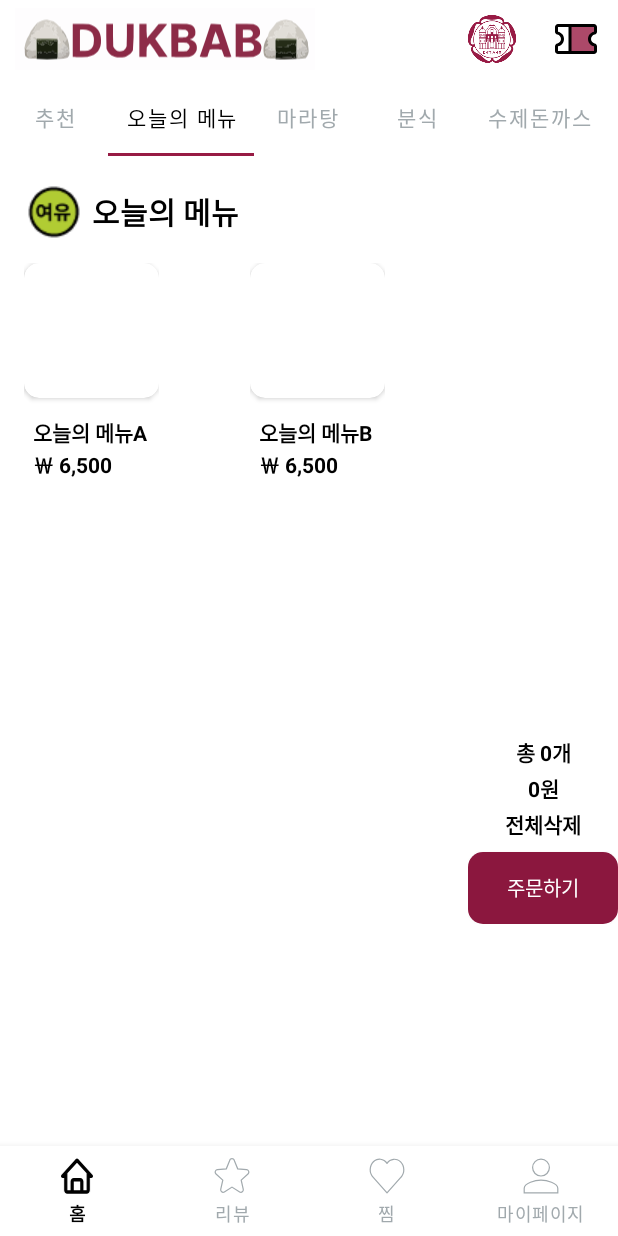
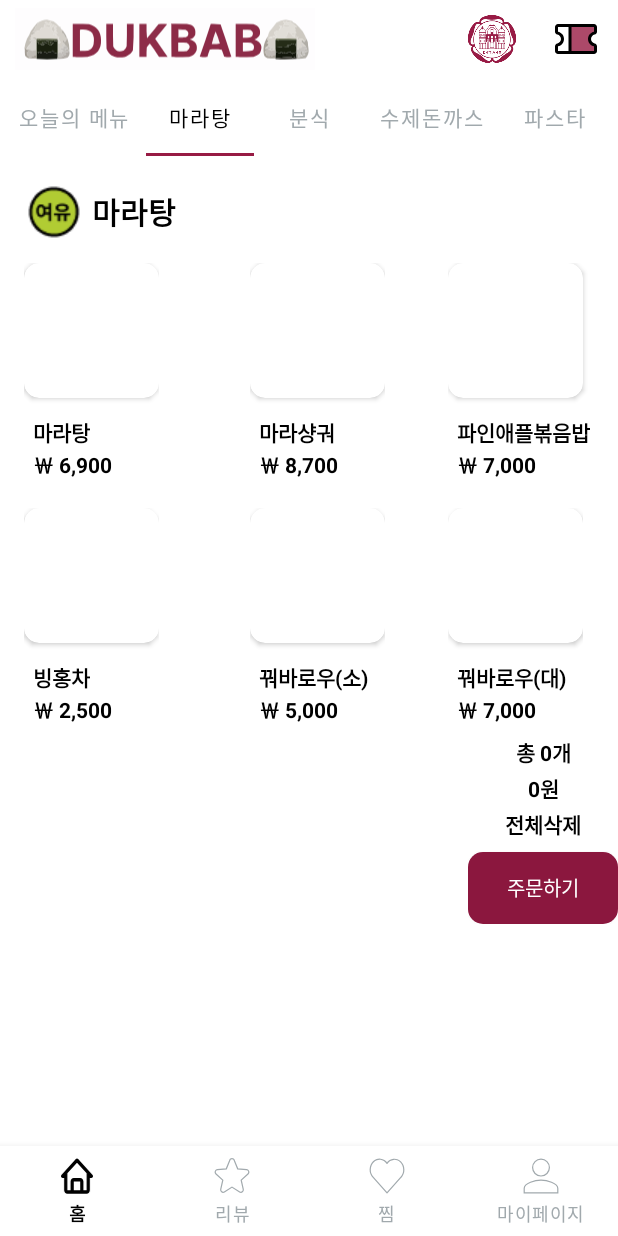
Before and after one commit to suhyun6363/DukbabProject, an Android app: the HomeFragment screen opened directly, with no data from a screen before it, tab 2 chosen, on a phone screen of 412 x 824 dp. Run offline under Robolectric (Android 15) with nearby library versions, the phone set to English and light mode, and no system bars.

Commit message:
추천 탭 삭제

```diff
--- a/app/src/main/java/kr/ac/duksung/dukbab/Home/HomeFragment.java
+++ b/app/src/main/java/kr/ac/duksung/dukbab/Home/HomeFragment.java
@@ -175,7 +175,7 @@ public class HomeFragment extends Fragment  {
         orderBtn = view.findViewById(R.id.order_btn);
 
         // 추천 탭 추가
-        tabLayout.addTab(tabLayout.newTab().setText("추천"));
+        //tabLayout.addTab(tabLayout.newTab().setText("추천"));
         tabLayout.addTab(tabLayout.newTab().setText("오늘의 메뉴"));
         tabLayout.addTab(tabLayout.newTab().setText("마라탕"));
         tabLayout.addTab(tabLayout.newTab().setText("분식"));
--- a/app/src/main/java/kr/ac/duksung/dukbab/Home/MenuPageAdapter.java
+++ b/app/src/main/java/kr/ac/duksung/dukbab/Home/MenuPageAdapter.java
@@ -22,7 +22,7 @@ public class MenuPageAdapter extends FragmentStateAdapter{
         super(activity);
         this.tabLayout = tabLayout;
         this.storeIds = new int[]{
-                1, // 추천
+               // 1, // 추천
                 2, // 오늘의 메뉴
                 3, // 마라탕
                 4, // 분식
--- a/app/src/main/java/kr/ac/duksung/dukbab/Home/MenuViewFragment.java
+++ b/app/src/main/java/kr/ac/duksung/dukbab/Home/MenuViewFragment.java
@@ -77,9 +77,6 @@ public class MenuViewFragment extends Fragment implements MenuAdapter.MenuAdapte
             imageView.setImageResource(getCongestionImg(storeId));
 
             switch (storeId) {
-                case 1:
-                    tabText.setText("추천");
-                    break;
                 case 2:
                     tabText.setText("오늘의 메뉴");
                     break;
```
